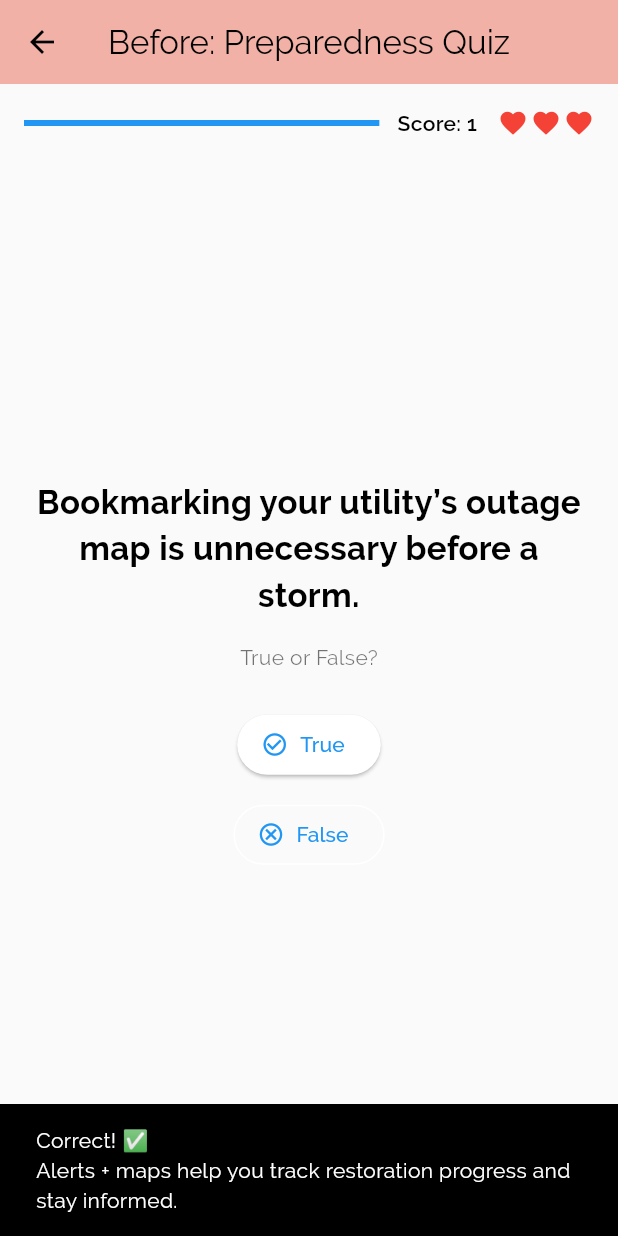
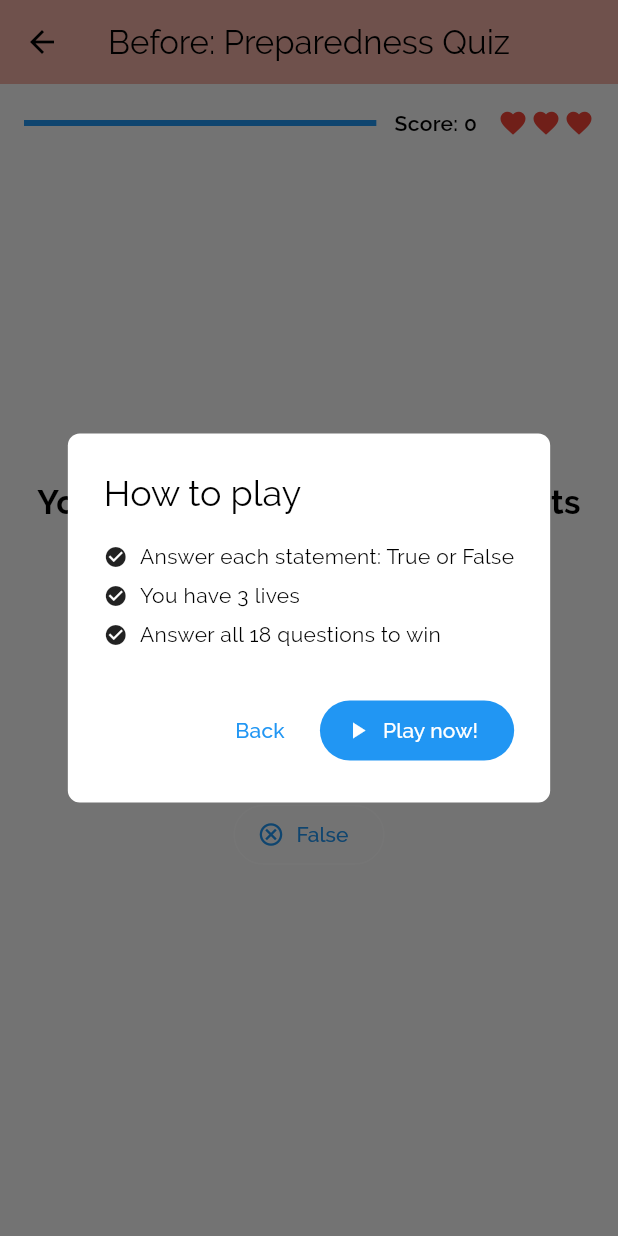
Before and after one commit to littlered964/safer-app, a Flutter app: the BeforeOutageQuizPage screen opened by its route, after a tap on "True", on a phone screen of 412 x 824 dp. Run offline on Flutter 3.47's test engine with Material 3 defaults, Android fonts, the phone set to English and light mode, and no system bars; our stand-ins replace audioplayers, bloc, confetti, device_info_plus, flutter_bloc, flutter_spinbox and 3 more; accounts and stored records are empty.

Commit message:
Added sounds & confetti, how to play widget

```diff
--- a/lib/screens/safer_main_menu/power_outage/before_outage_quiz.dart
+++ b/lib/screens/safer_main_menu/power_outage/before_outage_quiz.dart
@@ -1,4 +1,6 @@
 import 'package:flutter/material.dart';
+import 'package:audioplayers/audioplayers.dart';
+import 'package:confetti/confetti.dart';
 
 class QuizQuestion {
   final String text;
@@ -123,23 +125,63 @@ class _BeforeOutageQuizPageState extends State<BeforeOutageQuizPage> {
     ),
   ];
 
-
   int _index = 0;
   int _score = 0;
   int _lives = 3;
   bool _completed = false;
   bool _lost = false;
 
+  // Intro modal once
+  bool _needsIntro = true;
+
+  // SFX (same files as during_outage_sort)
+  late final AudioPlayer _sfxPlayer;
+  bool _muted = false; // optional future toggle
+
+  // Confetti on win
+  late final ConfettiController _confettiCtl;
+
+  @override
+  void initState() {
+    super.initState();
+    _sfxPlayer = AudioPlayer(playerId: 'quiz_sfx')..setReleaseMode(ReleaseMode.stop);
+    _confettiCtl = ConfettiController(duration: const Duration(seconds: 2));
+
+    WidgetsBinding.instance.addPostFrameCallback((_) {
+      if (!mounted) return;
+      if (_needsIntro) {
+        _showIntroModal();
+      }
+    });
+  }
+
+  @override
+  void dispose() {
+    _sfxPlayer.dispose();
+    _confettiCtl.dispose();
+    super.dispose();
+  }
+
+  Future<void> _playSfx(String filename, {double volume = 0.9}) async {
+    if (_muted) return;
+    try {
+      await _sfxPlayer.stop();
+      await _sfxPlayer.play(AssetSource('audio/$filename'), volume: volume);
+    } catch (_) {}
+  }
+
   void _showSnack(String message) {
+    ScaffoldMessenger.of(context).hideCurrentSnackBar();
     ScaffoldMessenger.of(context).showSnackBar(
       SnackBar(
         content: Text(message),
         duration: const Duration(seconds: 2),
+        behavior: SnackBarBehavior.floating,
       ),
     );
   }
 
-  void _answer(bool userSaysTrue) {
+  void _answer(bool userSaysTrue) async {
     if (_completed) return;
 
     final q = _questions[_index];
@@ -147,6 +189,7 @@ class _BeforeOutageQuizPageState extends State<BeforeOutageQuizPage> {
 
     if (correct) {
       _score++;
+      _playSfx('correct.mp3');
       _showSnack('Correct! ✅\n${q.explain}');
       setState(() {
         if (_index < _questions.length - 1) {
@@ -157,6 +200,7 @@ class _BeforeOutageQuizPageState extends State<BeforeOutageQuizPage> {
         }
       });
     } else {
+      _playSfx('incorrect.aiff');
       setState(() {
         _lives = (_lives - 1).clamp(0, 3);
       });
@@ -175,6 +219,15 @@ class _BeforeOutageQuizPageState extends State<BeforeOutageQuizPage> {
         }
       });
     }
+
+    // Show end dialog (and confetti + win sound if win)
+    if (_completed) {
+      if (!_lost) {
+        _playSfx('win.wav'); // <-- added win sound
+        _confettiCtl.play();
+      }
+      _showEndDialog();
+    }
   }
 
   void _reset() {
@@ -185,6 +238,81 @@ class _BeforeOutageQuizPageState extends State<BeforeOutageQuizPage> {
       _completed = false;
       _lost = false;
     });
+  }
+
+  void _showIntroModal() {
+    showDialog(
+      context: context,
+      barrierDismissible: false,
+      builder: (dialogCtx) => WillPopScope(
+        onWillPop: () async {
+          Navigator.of(dialogCtx).pop();
+          Navigator.of(context).maybePop();
+          return false;
+        },
+        child: AlertDialog(
+          title: const Text('How to play'),
+          content: Column(
+            mainAxisSize: MainAxisSize.min,
+            crossAxisAlignment: CrossAxisAlignment.start,
+            children: [
+              const _RuleRow(text: 'Answer each statement: True or False'),
+              const _RuleRow(text: 'You have 3 lives'),
+              _RuleRow(text: 'Answer all ${_questions.length} questions to win'),
+            ],
+          ),
+          actions: [
+            TextButton(
+              onPressed: () {
+                Navigator.of(dialogCtx).pop();    // close intro
+                Navigator.of(context).maybePop(); // back to previous page
+              },
+              child: const Text('Back'),
+            ),
+            FilledButton.icon(
+              icon: const Icon(Icons.play_arrow),
+              label: const Text('Play now!'),
+              onPressed: () {
+                Navigator.of(dialogCtx).pop();
+                setState(() => _needsIntro = false);
+              },
+            ),
+          ],
+        ),
+      ),
+    );
+  }
+
+  void _showEndDialog() {
+    final won = !_lost;
+    showDialog(
+      context: context,
+      barrierDismissible: false,
+      builder: (_) => AlertDialog(
+        title: Text(won ? 'Great job!' : 'Out of lives'),
+        content: Text(
+          won
+              ? 'Final score: $_score / ${_questions.length}'
+              : 'You\'re out of lives.\nFinal score: $_score',
+        ),
+        actions: [
+          TextButton(
+            onPressed: () {
+              Navigator.of(context).pop(); // close dialog
+              _reset();
+            },
+            child: const Text('Play Again'),
+          ),
+          TextButton(
+            onPressed: () {
+              Navigator.of(context).pop();  // close dialog
+              Navigator.of(context).maybePop(); // leave quiz page
+            },
+            child: const Text('Close'),
+          ),
+        ],
+      ),
+    );
   }
 
   Widget _buildLives() {
@@ -210,7 +338,10 @@ class _BeforeOutageQuizPageState extends State<BeforeOutageQuizPage> {
 
     return Scaffold(
       appBar: AppBar(title: const Text('Before: Preparedness Quiz')),
-      body: Padding(
+      body: Stack(
+        children: [
+          // Main content
+          Padding(
             padding: const EdgeInsets.all(16),
             child: Column(
               crossAxisAlignment: CrossAxisAlignment.stretch,
@@ -270,6 +401,8 @@ class _BeforeOutageQuizPageState extends State<BeforeOutageQuizPage> {
                             label: const Text('False'),
                           ),
                         ] else ...[
+                          // Keeping your existing end-state content;
+                          // the win/lose dialog will also appear.
                           Column(
                             mainAxisSize: MainAxisSize.min,
                             children: [
@@ -306,6 +439,48 @@ class _BeforeOutageQuizPageState extends State<BeforeOutageQuizPage> {
               ],
             ),
           ),
+
+          // Confetti overlay (plays on win)
+          Align(
+            alignment: Alignment.topCenter,
+            child: IgnorePointer(
+              child: ConfettiWidget(
+                confettiController: _confettiCtl,
+                blastDirectionality: BlastDirectionality.explosive,
+                numberOfParticles: 20,
+                maxBlastForce: 14,
+                minBlastForce: 6,
+                emissionFrequency: 0.02,
+                shouldLoop: false,
+              ),
+            ),
+          ),
+        ],
+      ),
     );
   }
 }
+
+/// Small rule row used in the intro dialog
+class _RuleRow extends StatelessWidget {
+  final String text;
+  const _RuleRow({required this.text});
+
+  @override
+  Widget build(BuildContext context) {
+    return Padding(
+      padding: const EdgeInsets.only(bottom: 6),
+      child: Row(
+        crossAxisAlignment: CrossAxisAlignment.start,
+        children: [
+          const Padding(
+            padding: EdgeInsets.only(top: 2),
+            child: Icon(Icons.check_circle, size: 16),
+          ),
+          const SizedBox(width: 8),
+          Expanded(child: Text(text)), // <-- ensure the legend text is visible
+        ],
+      ),
+    );
+  }
+}
```
Lines whose indentation alone changed are shown as unchanged.
